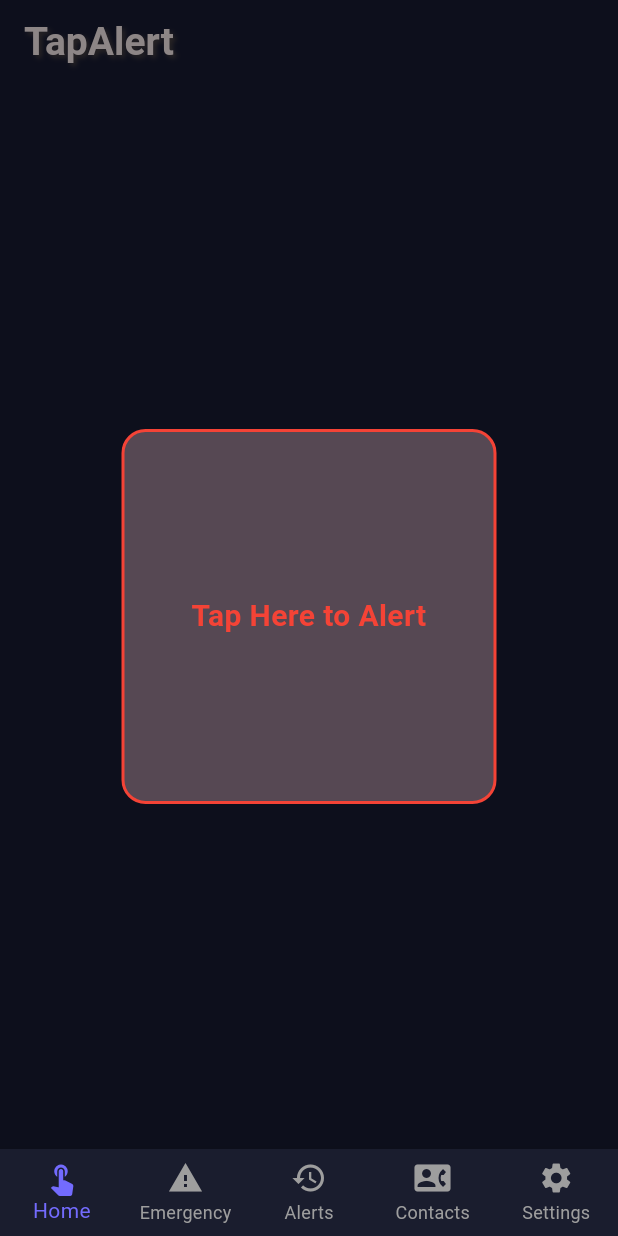
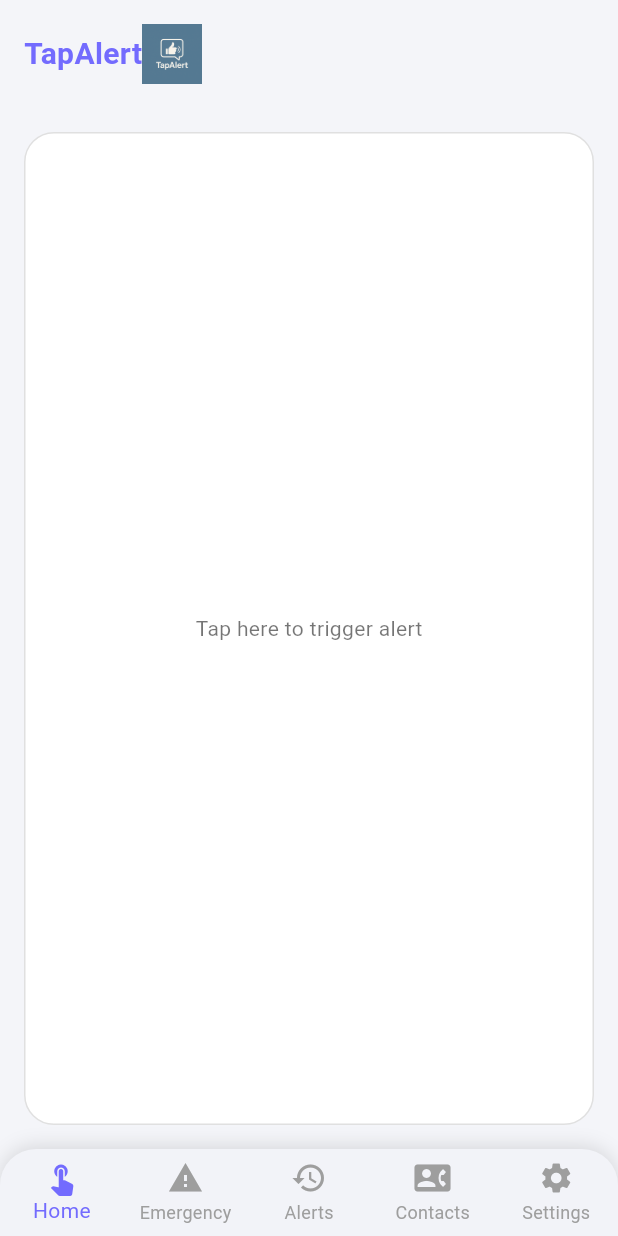
Before and after one commit to EricOwusu-K/tapalert, a Flutter app: the screen it shows after launch, on a phone screen of 412 x 824 dp. Run offline on Flutter 3.47's test engine with Material 3 defaults, Android fonts, the phone set to English and light mode, and no system bars.

Commit message:
New changes

```diff
--- a/lib/homepage.dart
+++ b/lib/homepage.dart
@@ -5,54 +5,47 @@ class HomePage extends StatelessWidget {
 
   @override
   Widget build(BuildContext context) {
-    return Scaffold(
-      appBar: AppBar(
-        elevation: 0, // Remove red background
-        automaticallyImplyLeading: false, // No back button
-        title: const Text(
+    return SafeArea(
+      child: Padding(
+        padding: const EdgeInsets.symmetric(horizontal: 16, vertical: 16),
+        child: Column(
+          crossAxisAlignment: CrossAxisAlignment.start,
+          children: [
+            // Top-left logo and app name
+            Row(
+              children: [
+                const Text(
                   'TapAlert',
                   style: TextStyle(
-            fontSize: 26,
+                    fontSize: 20,
                     fontWeight: FontWeight.bold,
-            color: Color.fromARGB(255, 141, 134, 134),
-            shadows: [
-              Shadow(
-                blurRadius: 4.0,
-                color: Color.fromARGB(255, 41, 37, 37),
-                offset: Offset(2.0, 2.0),
+                    color: Color(0xFF736BFE),
                   ),
+                ),
+                Image.asset('assets/logo.png', width: 40, height: 40),
+                const SizedBox(width: 8),
               ],
             ),
-        ),
-      ),
-      body: Center(
-        child: GestureDetector(
-          onTap: () {
-            // TODO: Replace with alert logic
-            ScaffoldMessenger.of(
-              context,
-            ).showSnackBar(const SnackBar(content: Text("Tap detected!")));
-          },
+            const SizedBox(height: 32),
+
+            // Gesture detection area (to be developed)
+            Expanded(
               child: Container(
-            width: 250,
-            height: 250,
+                width: double.infinity,
                 decoration: BoxDecoration(
-              color: Colors.red.shade100.withOpacity(0.3),
-              border: Border.all(color: Colors.red, width: 2),
-              borderRadius: BorderRadius.circular(16),
+                  color: Colors.white,
+                  borderRadius: BorderRadius.circular(20),
+                  border: Border.all(color: Colors.grey.shade300),
                 ),
                 child: const Center(
                   child: Text(
-                'Tap Here to Alert',
-                textAlign: TextAlign.center,
-                style: TextStyle(
-                  fontSize: 20,
-                  fontWeight: FontWeight.w600,
-                  color: Colors.red,
+                    'Tap here to trigger alert',
+                    style: TextStyle(color: Colors.black54),
                   ),
                 ),
               ),
             ),
+          ],
         ),
       ),
     );
--- a/lib/main.dart
+++ b/lib/main.dart
@@ -16,24 +16,25 @@ class TapAlertApp extends StatelessWidget {
   Widget build(BuildContext context) {
     return MaterialApp(
       title: 'TapAlert',
+      debugShowCheckedModeBanner: false,
       theme: ThemeData(
-        brightness: Brightness.dark,
+        brightness: Brightness.light,
         useMaterial3: true,
         scaffoldBackgroundColor: const Color(
-          0xFF0D0F1C,
-        ), // Dark navy background
+          0xFFF4F5F9,
+        ), // Soft pastel background
         appBarTheme: const AppBarTheme(
-          backgroundColor: Color(0xFF0D0F1C),
+          backgroundColor: Color(0xFFF4F5F9),
           elevation: 0,
-          foregroundColor: Colors.white,
+          foregroundColor: Colors.black,
         ),
         textTheme: const TextTheme(
-          bodyMedium: TextStyle(color: Colors.white),
-          bodySmall: TextStyle(color: Color(0xFFAAAAAA)),
+          bodyMedium: TextStyle(color: Colors.black),
+          bodySmall: TextStyle(color: Colors.grey),
         ),
-        colorScheme: const ColorScheme.dark(
-          primary: Color(0xFF736BFE), // Accent purple
-          secondary: Color(0xFF1A1D2E), // Card background / light panels
+        colorScheme: const ColorScheme.light(
+          primary: Color(0xFF736BFE), // Soft purple
+          secondary: Color(0xFFF2F3F8),
         ),
       ),
       home: const MainScreen(),
@@ -63,11 +64,32 @@ class _MainScreenState extends State<MainScreen> {
   Widget build(BuildContext context) {
     return Scaffold(
       body: _pages[_currentIndex],
-      bottomNavigationBar: BottomNavigationBar(
+      bottomNavigationBar: Container(
+        decoration: const BoxDecoration(
+          color: Color(0xFFF2F3F8), // Frosted-style bottom bar
+          borderRadius: BorderRadius.only(
+            topLeft: Radius.circular(24),
+            topRight: Radius.circular(24),
+          ),
+          boxShadow: [
+            BoxShadow(
+              color: Colors.black12,
+              blurRadius: 10,
+              offset: Offset(0, -2),
+            ),
+          ],
+        ),
+        child: ClipRRect(
+          borderRadius: const BorderRadius.only(
+            topLeft: Radius.circular(24),
+            topRight: Radius.circular(24),
+          ),
+          child: BottomNavigationBar(
+            backgroundColor: Colors.transparent,
+            elevation: 0,
             currentIndex: _currentIndex,
-        selectedItemColor: Theme.of(context).colorScheme.primary,
+            selectedItemColor: const Color(0xFF736BFE),
             unselectedItemColor: Colors.grey,
-        backgroundColor: const Color(0xFF1A1D2E),
             type: BottomNavigationBarType.fixed,
             onTap: (index) {
               setState(() {
@@ -75,12 +97,18 @@ class _MainScreenState extends State<MainScreen> {
               });
             },
             items: const [
-          BottomNavigationBarItem(icon: Icon(Icons.touch_app), label: 'Home'),
+              BottomNavigationBarItem(
+                icon: Icon(Icons.touch_app),
+                label: 'Home',
+              ),
               BottomNavigationBarItem(
                 icon: Icon(Icons.warning),
                 label: 'Emergency',
               ),
-          BottomNavigationBarItem(icon: Icon(Icons.history), label: 'Alerts'),
+              BottomNavigationBarItem(
+                icon: Icon(Icons.history),
+                label: 'Alerts',
+              ),
               BottomNavigationBarItem(
                 icon: Icon(Icons.contact_phone),
                 label: 'Contacts',
@@ -91,6 +119,8 @@ class _MainScreenState extends State<MainScreen> {
               ),
             ],
           ),
+        ),
+      ),
     );
   }
 }
--- a/pubspec.yaml
+++ b/pubspec.yaml
@@ -2,7 +2,7 @@ name: tapalert
 description: "A new Flutter project."
 # The following line prevents the package from being accidentally published to
 # pub.dev using `flutter pub publish`. This is preferred for private packages.
-publish_to: 'none' # Remove this line if you wish to publish to pub.dev
+publish_to: "none" # Remove this line if you wish to publish to pub.dev
 
 # The following defines the version and build number for your application.
 # A version number is three numbers separated by dots, like 1.2.43
@@ -51,7 +51,6 @@ dev_dependencies:
 
 # The following section is specific to Flutter packages.
 flutter:
-
   # The following line ensures that the Material Icons font is
   # included with your application, so that you can use the icons in
   # the material Icons class.
@@ -87,3 +86,6 @@ flutter:
   #
   # For details regarding fonts from package dependencies,
   # see https://flutter.dev/to/font-from-package
+
+  assets:
+    - assets/logo.png
```
Also changed, not shown: assets/logo.png (added). Lines whose indentation alone changed are shown as unchanged.
